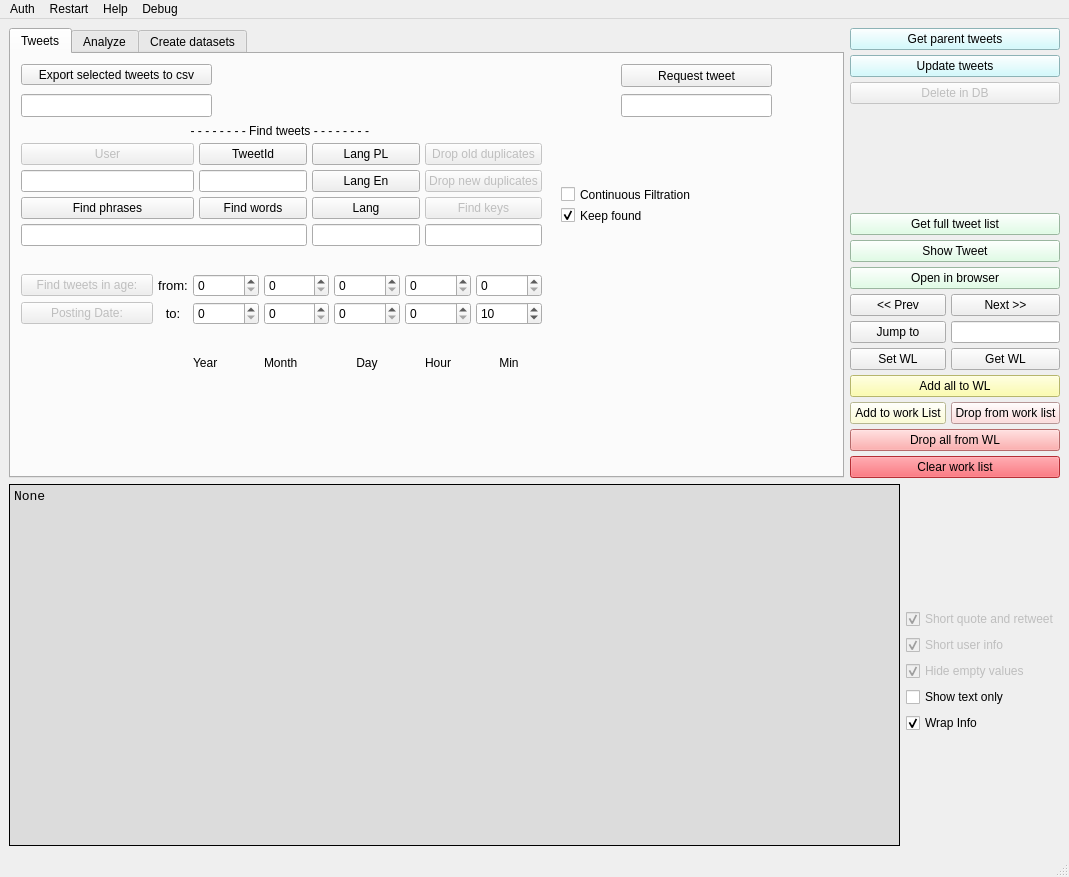
GrzegorzKrug/TwitterAnalyzer, file twitter_analyzer/gui/GUI_QT.ui: the form before one commit.
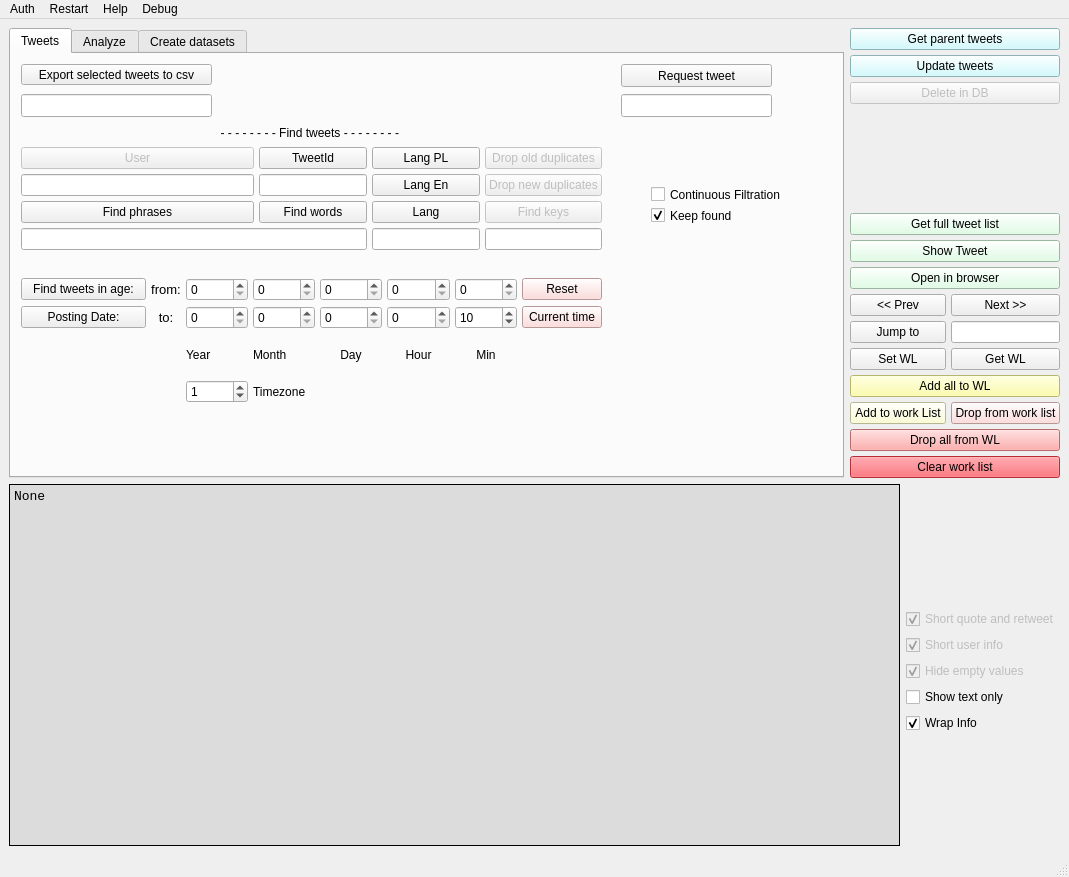
The form after the commit.

Commit message: Time filtration to match twitter timestamp

What changed in the file:
```diff
--- a/twitter_analyzer/gui/GUI_QT.ui
+++ b/twitter_analyzer/gui/GUI_QT.ui
@@ -392,8 +392,8 @@
            <rect>
             <x>10</x>
             <y>70</y>
-            <width>521</width>
-            <height>271</height>
+            <width>581</width>
+            <height>279</height>
            </rect>
           </property>
           <layout class="QVBoxLayout" name="Vertical_Filters" stretch="1,0,1">
@@ -579,13 +579,26 @@
             </spacer>
            </item>
            <item>
-            <layout class="QGridLayout" name="gridLayout_TimeFilters" rowstretch="4,4,0" columnstretch="2,0,1,1,1,1,1">
+            <layout class="QGridLayout" name="gridLayout_TimeFilters" rowstretch="4,4,0,0" columnstretch="2,0,1,1,1,1,1,0">
              <property name="sizeConstraint">
               <enum>QLayout::SetMinimumSize</enum>
              </property>
              <property name="spacing">
               <number>5</number>
              </property>
+             <item row="3" column="2">
+              <widget class="QSpinBox" name="spinBox_timezone">
+               <property name="minimum">
+                <number>-12</number>
+               </property>
+               <property name="maximum">
+                <number>12</number>
+               </property>
+               <property name="value">
+                <number>1</number>
+               </property>
+              </widget>
+             </item>
              <item row="0" column="4">
               <widget class="QSpinBox" name="spinBox_timefilter_from_day">
                <property name="maximum">
@@ -694,7 +707,7 @@
              <item row="0" column="0">
               <widget class="QPushButton" name="pushButton_filter_by_Age">
                <property name="enabled">
-                <bool>false</bool>
+                <bool>true</bool>
                </property>
                <property name="toolTip">
                 <string>Save DF to .csv File</string>
@@ -707,7 +720,7 @@
              <item row="1" column="0">
               <widget class="QPushButton" name="pushButton_filter_by_Date">
                <property name="enabled">
-                <bool>false</bool>
+                <bool>true</bool>
                </property>
                <property name="toolTip">
                 <string>Save DF to .csv File</string>
@@ -759,6 +772,33 @@
                </property>
               </widget>
              </item>
+             <item row="3" column="3">
+              <widget class="QLabel" name="label">
+               <property name="text">
+                <string>Timezone</string>
+               </property>
+              </widget>
+             </item>
+             <item row="1" column="7">
+              <widget class="QPushButton" name="pushButton_set_current_time">
+               <property name="styleSheet">
+                <string notr="true">background-color: rgb(255, 210, 210);</string>
+               </property>
+               <property name="text">
+                <string>Current time</string>
+               </property>
+              </widget>
+             </item>
+             <item row="0" column="7">
+              <widget class="QPushButton" name="pushButton_reset_time">
+               <property name="styleSheet">
+                <string notr="true">background-color: rgb(255, 210, 210);</string>
+               </property>
+               <property name="text">
+                <string>Reset</string>
+               </property>
+              </widget>
+             </item>
             </layout>
            </item>
           </layout>
@@ -769,7 +809,7 @@
           </property>
           <property name="geometry">
            <rect>
-            <x>550</x>
+            <x>640</x>
             <y>150</y>
             <width>161</width>
             <height>23</height>
@@ -814,7 +854,7 @@
          <widget class="QCheckBox" name="checkBox_filtration_continuous">
           <property name="geometry">
            <rect>
-            <x>550</x>
+            <x>640</x>
             <y>130</y>
             <width>161</width>
             <height>21</height>
```
The commit also changes 4 other files.
